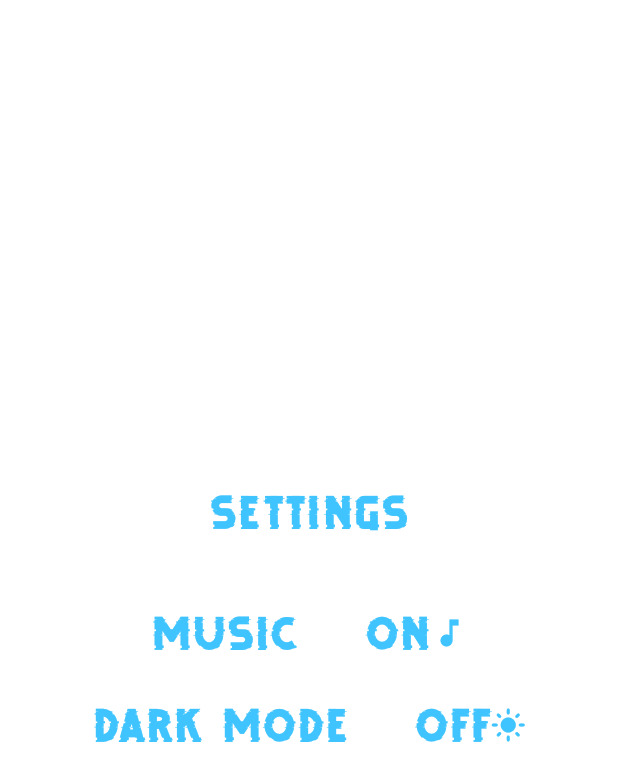
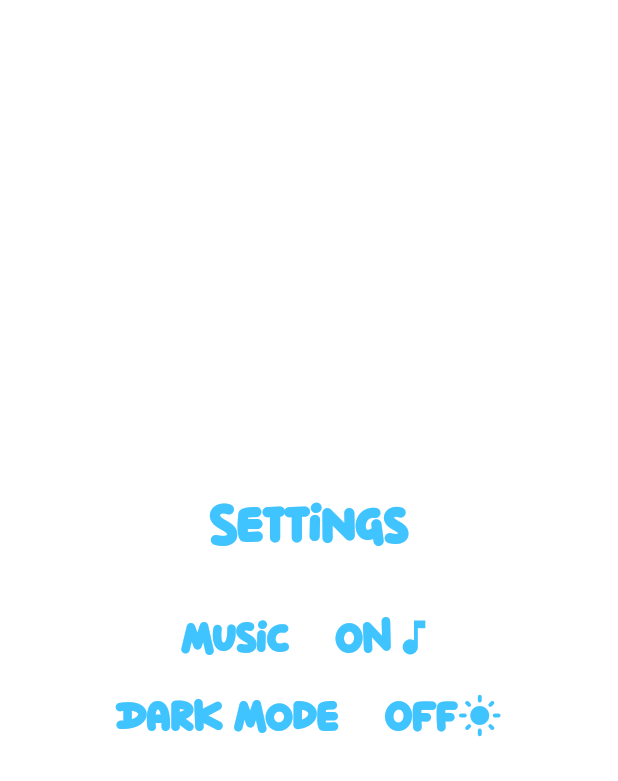
Before and after one commit to amsabbas/BrickBreakerFlutter, a Flutter app: the screen it shows after launch, after a tap on "Settings", on a phone screen of 412 x 824 dp. Shown: the top 781 px of the screen. Run offline on Flutter 3.47's test engine with Material 2 defaults, Android fonts, the phone set to English and light mode, and no system bars; our stand-ins replace audioplayers, get, get_it, shared_preferences; missing offline and left inert: flutter_share, rate_my_app.

Commit message:
Disable next in win dialog in the last level. Add new font.

```diff
--- a/lib/base/language/language.dart
+++ b/lib/base/language/language.dart
@@ -38,7 +38,7 @@ class Language extends Translations {
           MessageKeys.playAgainButtonTitleKey: 'Play Again?',
           MessageKeys.backButtonTitleKey: 'Back',
           MessageKeys.gameOverTitleKey: 'Game Over',
-          MessageKeys.congratulationTitleKey: 'Wow',
+          MessageKeys.congratulationTitleKey: 'You Win',
           MessageKeys.nextButtonTitleKey: 'Next?',
           MessageKeys.onButtonTitleKey: 'ON',
           MessageKeys.offButtonTitleKey: 'OFF',
@@ -52,7 +52,7 @@ class Language extends Translations {
         },
         'ar': {
           MessageKeys.brickBreakerTitleKey: 'BRICK BREAKER',
-          MessageKeys.playButtonTitleKey: 'Tap to play',
+          MessageKeys.playButtonTitleKey: 'Play',
           MessageKeys.settingsButtonTitleKey: 'Settings',
           MessageKeys.musicButtonTitleKey: 'Music',
           MessageKeys.darkModeButtonTitleKey: 'Dark Mode',
@@ -61,7 +61,7 @@ class Language extends Translations {
           MessageKeys.playAgainButtonTitleKey: 'Play Again?',
           MessageKeys.backButtonTitleKey: 'Back',
           MessageKeys.gameOverTitleKey: 'Game Over',
-          MessageKeys.congratulationTitleKey: 'Wow',
+          MessageKeys.congratulationTitleKey: 'You Win',
           MessageKeys.nextButtonTitleKey: 'Next?',
           MessageKeys.onButtonTitleKey: 'ON',
           MessageKeys.offButtonTitleKey: 'OFF',
--- a/lib/base/style/colors.dart
+++ b/lib/base/style/colors.dart
@@ -10,7 +10,7 @@ class AppColors {
   static const Color blueLight100 = Color(0xFF80D8FF);
 
   static const Color brownColor = Color.fromRGBO(192, 176, 90, 1);
-  static const Color brownColorLight = Color.fromRGBO(192, 176, 90, 0.5);
+  static const Color brownColorLight = Color.fromRGBO(192, 176, 90, 0.6);
 
   static Color darkStatusBarColor = Colors.grey[800]!;
 
--- a/lib/base/utils/asset_resource.dart
+++ b/lib/base/utils/asset_resource.dart
@@ -1,4 +1,4 @@
 class AssetResource {
-  static const String appFontName = "Debug";
-  static const String appFontPath = "assets/fonts/debug.otf";
+  static const String appFontName = "Dilo";
+  static const String appFontPath = "assets/fonts/dilo.ttf";
 }
--- a/lib/screen/cover_screen.dart
+++ b/lib/screen/cover_screen.dart
@@ -49,11 +49,11 @@ class _CoverScreenState extends State<CoverScreen> {
           child: Column(
             mainAxisAlignment: MainAxisAlignment.center,
             children: [
+
               Text(
                 MessageKeys.brickBreakerTitleKey.tr,
                 style: Theme.of(context).textTheme.bodyText1?.copyWith(
-                    color: Theme.of(context).colorScheme.mainColor,
-                    fontSize: 60),
+                    color: Theme.of(context).colorScheme.mainColor, fontSize: 36),
               ),
               const SizedBox(
                 height: 60,
@@ -65,7 +65,7 @@ class _CoverScreenState extends State<CoverScreen> {
                     MessageKeys.playButtonTitleKey.tr,
                     style: Theme.of(context).textTheme.bodyText1?.copyWith(
                         color: Theme.of(context).colorScheme.mainColor,
-                        fontSize: 46),
+                        fontSize: 30),
                   )),
               const SizedBox(
                 height: 30,
@@ -76,7 +76,7 @@ class _CoverScreenState extends State<CoverScreen> {
                   MessageKeys.settingsButtonTitleKey.tr,
                   style: Theme.of(context).textTheme.bodyText1?.copyWith(
                       color: Theme.of(context).colorScheme.mainColor,
-                      fontSize: 46),
+                      fontSize: 30),
                 ),
               ),
               const SizedBox(
@@ -91,6 +91,7 @@ class _CoverScreenState extends State<CoverScreen> {
                     child: Icon(
                       Icons.share,
                       color: Theme.of(context).primaryColor,
+                      size: 30,
                     ),
                   ),
                 ],
--- a/lib/screen/game_screen.dart
+++ b/lib/screen/game_screen.dart
@@ -74,7 +74,10 @@ class _GameScreenState extends State<GameScreen> {
   void showCongratulationsScreen() async {
     if (Get.currentRoute == "/GameScreen") {
       // dispose worker take some time
-      final data = await Get.dialog(const GameCongratulationsScreen(),
+      final data = await Get.dialog(
+          GameCongratulationsScreen(
+            isGameEnded: _gameController.isGameEnded,
+          ),
           barrierDismissible: false,
           barrierColor: Colors.black.withOpacity(0.04));
       if (data != null && data) {
--- a/lib/screen/settings_screen.dart
+++ b/lib/screen/settings_screen.dart
@@ -38,7 +38,7 @@ class _SettingsScreenState extends State<SettingsScreen> {
             Text(
               MessageKeys.settingsButtonTitleKey.tr,
               style: Theme.of(context).textTheme.bodyText1?.copyWith(
-                  color: Theme.of(context).colorScheme.mainColor, fontSize: 46),
+                  color: Theme.of(context).colorScheme.mainColor, fontSize: 36),
             ),
             const SizedBox(
               height: 40,
@@ -66,13 +66,14 @@ class _SettingsScreenState extends State<SettingsScreen> {
                                       color: Theme.of(context)
                                           .colorScheme
                                           .mainColor,
-                                      fontSize: 46)),
+                                      fontSize: 30)),
                         ),
                         Obx(() => Icon(
                               (_settingsController.audioState.value == true)
                                   ? Icons.music_note
                                   : Icons.music_off,
                               color: Theme.of(context).colorScheme.mainColor,
+                              size: 30,
                             ))
                       ],
                     )),
@@ -99,13 +100,14 @@ class _SettingsScreenState extends State<SettingsScreen> {
                                 ?.copyWith(
                                     color:
                                         Theme.of(context).colorScheme.mainColor,
-                                    fontSize: 46)),
+                                    fontSize: 30)),
                       ),
                       Obx(() => Icon(
                             (_settingsController.isDarkTheme.value == true)
                                 ? Icons.dark_mode
                                 : Icons.light_mode,
                             color: Theme.of(context).colorScheme.mainColor,
+                            size: 30,
                           ))
                     ],
                   ),
--- a/lib/widget/brick.dart
+++ b/lib/widget/brick.dart
@@ -25,7 +25,7 @@ class Brick extends StatelessWidget {
             alignment:
                 Alignment((2 * brickX + brickWidth) / (2 - brickWidth), brickY),
             child: ClipRRect(
-              borderRadius: BorderRadius.circular(3),
+              borderRadius: BorderRadius.circular(5),
               child: Container(
                 color: brickBrokenHits == 1
                     ? Theme.of(context).colorScheme.mainColorLight
--- a/lib/widget/player.dart
+++ b/lib/widget/player.dart
@@ -20,7 +20,7 @@ class Player extends StatelessWidget {
             alignment:
                 Alignment((2 * playerX + playerWidth) / (2 - playerWidth), 0.9),
             child: ClipRRect(
-              borderRadius: BorderRadius.circular(3),
+              borderRadius: BorderRadius.circular(5),
               child: Container(
                 height: 15,
                 width: MediaQuery.of(context).size.width * playerWidth / 2,
--- a/pubspec.yaml
+++ b/pubspec.yaml
@@ -43,3 +43,6 @@ flutter:
     - family: Debug
       fonts:
         - asset: assets/fonts/debug.otf
+    - family: Dilo
+      fonts:
+        - asset: assets/fonts/dilo.ttf
```
Also changed, not shown: lib/controller/game_controller.dart (+12 -5 lines), lib/screen/game_congratulations_screen.dart (+20 -6 lines), lib/screen/game_over_screen.dart (+6 -1 lines), assets/fonts/dilo.ttf (added).
